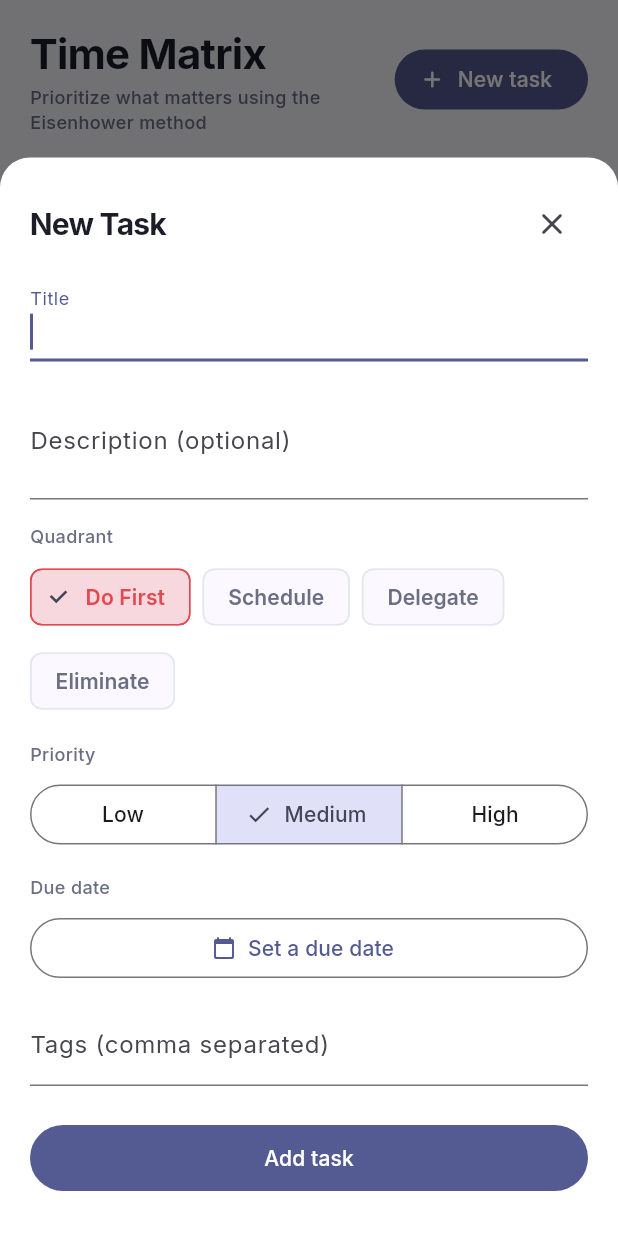
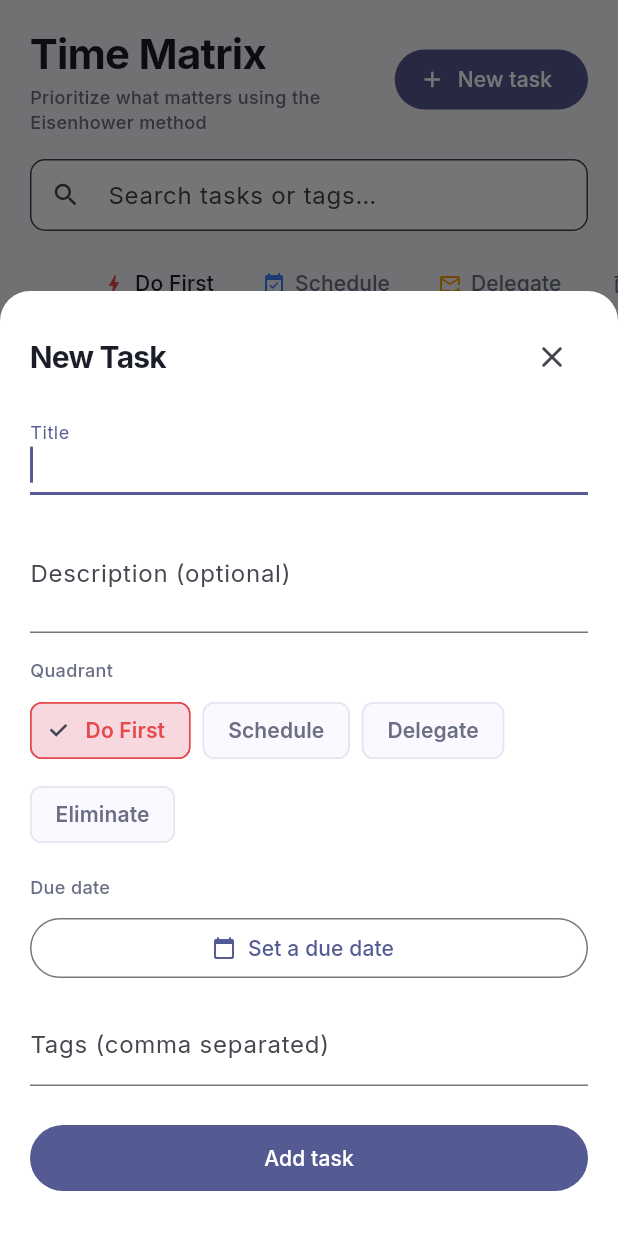
Before and after one commit to anddevhazy/time_matrix, a Flutter app: the screen it shows after launch, after a tap on "New task", on a phone screen of 412 x 824 dp. Run offline on Flutter 3.47's test engine with Material 3 defaults, Android fonts, the phone set to English and light mode, and no system bars; our stand-ins replace dartz, equatable, flutter_bloc, get_it, go_router, google_fonts and 1 more.

Commit message:
feat: removed priorities

```diff
--- a/lib/features/task_matrix/data/models/task_model.dart
+++ b/lib/features/task_matrix/data/models/task_model.dart
@@ -1,6 +1,5 @@
 import '../../domain/entities/quadrant.dart';
 import '../../domain/entities/task_entity.dart';
-import '../../domain/entities/task_priority.dart';
 
 class TaskModel extends TaskEntity {
   const TaskModel({
@@ -8,7 +7,6 @@ class TaskModel extends TaskEntity {
     required super.title,
     required super.quadrant,
     super.description,
-    super.priority,
     super.dueDate,
     super.tags,
     super.isCompleted,
@@ -20,7 +18,6 @@ class TaskModel extends TaskEntity {
         title: entity.title,
         description: entity.description,
         quadrant: entity.quadrant,
-        priority: entity.priority,
         dueDate: entity.dueDate,
         tags: entity.tags,
         isCompleted: entity.isCompleted,
@@ -32,7 +29,6 @@ class TaskModel extends TaskEntity {
         title: json['title'] as String,
         description: json['description'] as String? ?? '',
         quadrant: Quadrant.fromName(json['quadrant'] as String),
-        priority: TaskPriority.fromName(json['priority'] as String? ?? TaskPriority.medium.name),
         dueDate: json['dueDate'] == null ? null : DateTime.tryParse(json['dueDate'] as String),
         tags: (json['tags'] as List<dynamic>?)?.map((e) => e as String).toList() ?? const [],
         isCompleted: json['isCompleted'] as bool? ?? false,
@@ -44,7 +40,6 @@ class TaskModel extends TaskEntity {
         'title': title,
         'description': description,
         'quadrant': quadrant.name,
-        'priority': priority.name,
         'dueDate': dueDate?.toIso8601String(),
         'tags': tags,
         'isCompleted': isCompleted,
--- a/lib/features/task_matrix/domain/entities/task_entity.dart
+++ b/lib/features/task_matrix/domain/entities/task_entity.dart
@@ -1,7 +1,6 @@
 import 'package:equatable/equatable.dart';
 
 import 'quadrant.dart';
-import 'task_priority.dart';
 
 class TaskEntity extends Equatable {
   const TaskEntity({
@@ -9,7 +8,6 @@ class TaskEntity extends Equatable {
     required this.title,
     required this.quadrant,
     this.description = '',
-    this.priority = TaskPriority.medium,
     this.dueDate,
     this.tags = const [],
     this.isCompleted = false,
@@ -20,7 +18,6 @@ class TaskEntity extends Equatable {
   final String title;
   final String description;
   final Quadrant quadrant;
-  final TaskPriority priority;
   final DateTime? dueDate;
   final List<String> tags;
   final bool isCompleted;
@@ -34,7 +31,6 @@ class TaskEntity extends Equatable {
     String? title,
     String? description,
     Quadrant? quadrant,
-    TaskPriority? priority,
     DateTime? dueDate,
     bool clearDueDate = false,
     List<String>? tags,
@@ -46,7 +42,6 @@ class TaskEntity extends Equatable {
       title: title ?? this.title,
       description: description ?? this.description,
       quadrant: quadrant ?? this.quadrant,
-      priority: priority ?? this.priority,
       dueDate: clearDueDate ? null : (dueDate ?? this.dueDate),
       tags: tags ?? this.tags,
       isCompleted: isCompleted ?? this.isCompleted,
@@ -60,7 +55,6 @@ class TaskEntity extends Equatable {
         title,
         description,
         quadrant,
-        priority,
         dueDate,
         tags,
         isCompleted,
--- a/lib/features/task_matrix/domain/entities/task_priority.dart
+++ /dev/null
@@ -1,12 +0,0 @@
-enum TaskPriority {
-  low('Low'),
-  medium('Medium'),
-  high('High');
-
-  const TaskPriority(this.label);
-
-  final String label;
-
-  static TaskPriority fromName(String name) =>
-      TaskPriority.values.firstWhere((p) => p.name == name, orElse: () => TaskPriority.medium);
-}
--- a/lib/features/task_matrix/presentation/cubit/task_cubit.dart
+++ b/lib/features/task_matrix/presentation/cubit/task_cubit.dart
@@ -4,7 +4,6 @@ import 'package:flutter_bloc/flutter_bloc.dart';
 import '../../../global/core/error/failures.dart';
 import '../../domain/entities/quadrant.dart';
 import '../../domain/entities/task_entity.dart';
-import '../../domain/entities/task_priority.dart';
 import '../../domain/usecases/add_task_usecase.dart';
 import '../../domain/usecases/delete_task_usecase.dart';
 import '../../domain/usecases/get_tasks_usecase.dart';
@@ -96,10 +95,4 @@ class TaskCubit extends Cubit<TaskState> {
     if (current is! TaskLoaded) return;
     emit(current.copyWith(searchQuery: query));
   }
-
-  void filterByPriority(TaskPriority? priority) {
-    final current = state;
-    if (current is! TaskLoaded) return;
-    emit(current.copyWith(priorityFilter: priority, clearPriorityFilter: priority == null));
-  }
 }
--- a/lib/features/task_matrix/presentation/cubit/task_state.dart
+++ b/lib/features/task_matrix/presentation/cubit/task_state.dart
@@ -19,21 +19,17 @@ class TaskLoaded extends TaskState {
   const TaskLoaded({
     required this.tasks,
     this.searchQuery = '',
-    this.priorityFilter,
   });
 
   final List<TaskEntity> tasks;
   final String searchQuery;
-  final TaskPriority? priorityFilter;
 
-  /// Tasks after search/filter has been applied, still unsorted-by-quadrant.
+  /// Tasks after the search query has been applied, still unsorted-by-quadrant.
   List<TaskEntity> get visibleTasks {
+    if (searchQuery.isEmpty) return tasks;
     return tasks.where((task) {
-      final matchesQuery = searchQuery.isEmpty ||
-          task.title.toLowerCase().contains(searchQuery.toLowerCase()) ||
+      return task.title.toLowerCase().contains(searchQuery.toLowerCase()) ||
           task.tags.any((t) => t.toLowerCase().contains(searchQuery.toLowerCase()));
-      final matchesPriority = priorityFilter == null || task.priority == priorityFilter;
-      return matchesQuery && matchesPriority;
     }).toList();
   }
 
@@ -54,18 +50,15 @@ class TaskLoaded extends TaskState {
   TaskLoaded copyWith({
     List<TaskEntity>? tasks,
     String? searchQuery,
-    TaskPriority? priorityFilter,
-    bool clearPriorityFilter = false,
   }) {
     return TaskLoaded(
       tasks: tasks ?? this.tasks,
       searchQuery: searchQuery ?? this.searchQuery,
-      priorityFilter: clearPriorityFilter ? null : (priorityFilter ?? this.priorityFilter),
     );
   }
 
   @override
-  List<Object?> get props => [tasks, searchQuery, priorityFilter];
+  List<Object?> get props => [tasks, searchQuery];
 }
 
 class TaskError extends TaskState {
--- a/lib/features/task_matrix/presentation/pages/matrix_page.dart
+++ b/lib/features/task_matrix/presentation/pages/matrix_page.dart
@@ -114,9 +114,7 @@ class _TopBar extends StatelessWidget {
           if (state is TaskLoaded) ...[
             const SizedBox(height: 16),
             FilterBar(
-              priorityFilter: (state as TaskLoaded).priorityFilter,
               onSearchChanged: context.read<TaskCubit>().search,
-              onPriorityChanged: context.read<TaskCubit>().filterByPriority,
             ),
           ],
         ],
--- a/lib/features/task_matrix/presentation/widgets/filter_bar.dart
+++ b/lib/features/task_matrix/presentation/widgets/filter_bar.dart
@@ -1,28 +1,15 @@
 import 'package:flutter/material.dart';
 
 import '../../../global/constants/app_colors.dart';
-import '../../domain/entities/task_priority.dart';
 
 class FilterBar extends StatelessWidget {
-  const FilterBar({
-    super.key,
-    required this.priorityFilter,
-    required this.onSearchChanged,
-    required this.onPriorityChanged,
-  });
+  const FilterBar({super.key, required this.onSearchChanged});
 
-  final TaskPriority? priorityFilter;
   final ValueChanged<String> onSearchChanged;
-  final ValueChanged<TaskPriority?> onPriorityChanged;
 
   @override
   Widget build(BuildContext context) {
-    return Wrap(
-      spacing: 12,
-      runSpacing: 8,
-      crossAxisAlignment: WrapCrossAlignment.center,
-      children: [
-        SizedBox(
+    return SizedBox(
       width: 260,
       child: TextField(
         onChanged: onSearchChanged,
@@ -38,19 +25,6 @@ class FilterBar extends StatelessWidget {
           ),
         ),
       ),
-        ),
-        FilterChip(
-          label: const Text('All priorities'),
-          selected: priorityFilter == null,
-          onSelected: (_) => onPriorityChanged(null),
-        ),
-        for (final p in TaskPriority.values)
-          FilterChip(
-            label: Text(p.label),
-            selected: priorityFilter == p,
-            onSelected: (selected) => onPriorityChanged(selected ? p : null),
-          ),
-      ],
     );
   }
 }
--- a/lib/features/task_matrix/presentation/widgets/task_card.dart
+++ b/lib/features/task_matrix/presentation/widgets/task_card.dart
@@ -4,7 +4,6 @@ import 'package:intl/intl.dart';
 import '../../../global/constants/app_colors.dart';
 import '../../../global/constants/app_text_styles.dart';
 import '../../domain/entities/task_entity.dart';
-import '../../domain/entities/task_priority.dart';
 import 'quadrant_x.dart';
 
 class TaskCard extends StatelessWidget {
@@ -54,17 +53,6 @@ class _CardBody extends StatelessWidget {
   final VoidCallback onTap;
   final VoidCallback onToggleCompletion;
   final VoidCallback onDelete;
-
-  Color get _priorityColor {
-    switch (task.priority) {
-      case TaskPriority.high:
-        return AppColors.doFirst;
-      case TaskPriority.medium:
-        return AppColors.delegate;
-      case TaskPriority.low:
-        return AppColors.schedule;
-    }
-  }
 
   @override
   Widget build(BuildContext context) {
@@ -124,12 +112,6 @@ class _CardBody extends StatelessWidget {
                           runSpacing: 4,
                           crossAxisAlignment: WrapCrossAlignment.center,
                           children: [
-                            Container(
-                              width: 6,
-                              height: 6,
-                              decoration:
-                                  BoxDecoration(color: _priorityColor, shape: BoxShape.circle),
-                            ),
                             if (task.dueDate != null)
                               Text(
                                 DateFormat.MMMd().format(task.dueDate!),
--- a/lib/features/task_matrix/presentation/widgets/task_form_sheet.dart
+++ b/lib/features/task_matrix/presentation/widgets/task_form_sheet.dart
@@ -6,7 +6,6 @@ import '../../../global/constants/app_colors.dart';
 import '../../../global/constants/app_text_styles.dart';
 import '../../domain/entities/quadrant.dart';
 import '../../domain/entities/task_entity.dart';
-import '../../domain/entities/task_priority.dart';
 import 'quadrant_x.dart';
 
 /// Opens the add/edit task form as a responsive modal sheet:
@@ -62,7 +61,6 @@ class _TaskFormContentState extends State<_TaskFormContent> {
 
   late Quadrant _quadrant =
       widget.existingTask?.quadrant ?? widget.initialQuadrant ?? Quadrant.doFirst;
-  late TaskPriority _priority = widget.existingTask?.priority ?? TaskPriority.medium;
   late DateTime? _dueDate = widget.existingTask?.dueDate;
 
   bool get _isEditing => widget.existingTask != null;
@@ -95,7 +93,6 @@ class _TaskFormContentState extends State<_TaskFormContent> {
       title: _titleController.text.trim(),
       description: _descriptionController.text.trim(),
       quadrant: _quadrant,
-      priority: _priority,
       dueDate: _dueDate,
       clearDueDate: _dueDate == null,
       tags: tags,
@@ -172,17 +169,6 @@ class _TaskFormContentState extends State<_TaskFormContent> {
                 ],
               ),
               const SizedBox(height: 16),
-              Text('Priority', style: AppTextStyles.subtitle),
-              const SizedBox(height: 8),
-              SegmentedButton<TaskPriority>(
-                segments: [
-                  for (final p in TaskPriority.values)
-                    ButtonSegment(value: p, label: Text(p.label)),
-                ],
-                selected: {_priority},
-                onSelectionChanged: (s) => setState(() => _priority = s.first),
-              ),
-              const SizedBox(height: 16),
               Text('Due date', style: AppTextStyles.subtitle),
               const SizedBox(height: 8),
               OutlinedButton.icon(
```
Lines whose indentation alone changed are shown as unchanged.
